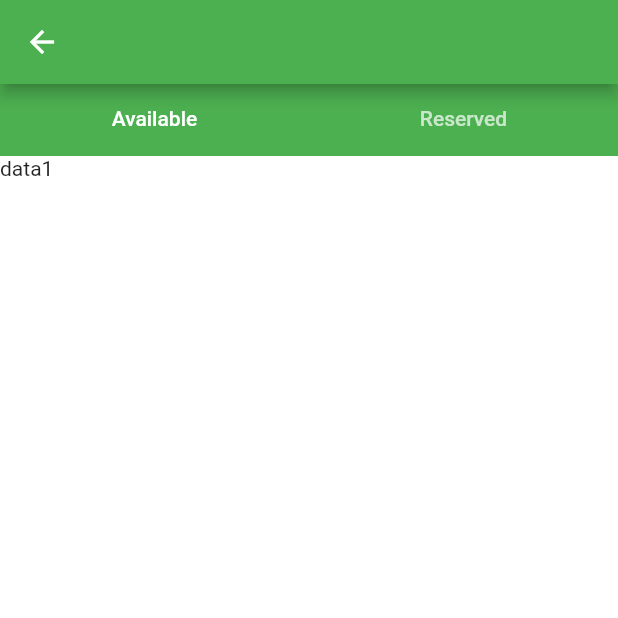
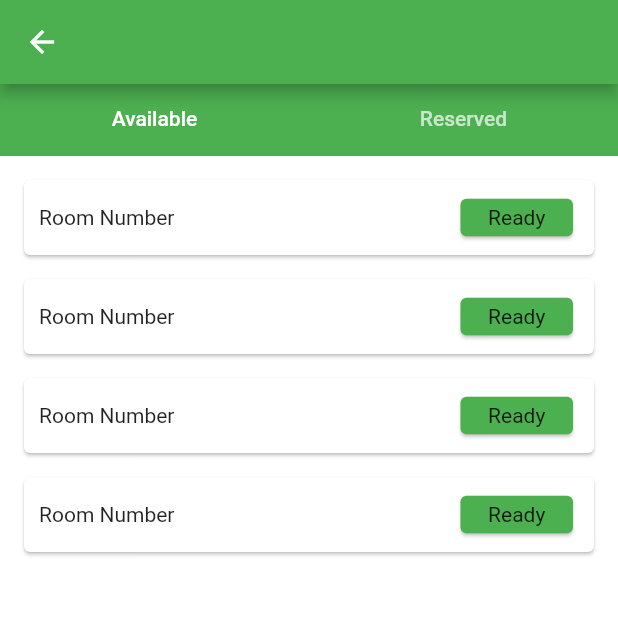
Before and after one commit to pbpeam/BAAC-Reservation, a Flutter app: the RoomCalendar screen opened directly, on a phone screen of 412 x 824 dp, the top half of it. Run offline on Flutter 3.47's test engine with Material 2 defaults, Android fonts, the phone set to English and light mode, and no system bars; our stand-ins replace table_calendar.

Commit message:
Edit the Room Card

```diff
--- a/baac_reservation/lib/screen/roomCalendar.dart
+++ b/baac_reservation/lib/screen/roomCalendar.dart
@@ -1,4 +1,6 @@
+import 'package:baac_reservation/widgets/reservedRoom.dart';
 import 'package:flutter/material.dart';
+import 'package:baac_reservation/widgets/roomCard.dart';
 
 class RoomCalendar extends StatefulWidget {
   RoomCalendar({Key key}) : super(key: key);
@@ -32,9 +34,21 @@ class _RoomCalendarState extends State<RoomCalendar> {
 
             Expanded(
               child: TabBarView(
+
                 children: [
-                  Text('data1'),
-                  Text('data2'),
+                  ListView.builder(
+                    itemCount: 4,
+                    itemBuilder: (BuildContext context, int index) {
+                      return RoomCard();
+                    },
+                  ),
+
+                  ListView.builder(
+                    itemCount: 4,
+                    itemBuilder: (BuildContext context, int index) {
+                      return ReservedRoom();
+                    },
+                  ),
                 ]
               ),
             )
--- a/baac_reservation/lib/screen/roomList.dart
+++ b/baac_reservation/lib/screen/roomList.dart
@@ -1,5 +1,5 @@
-import 'package:baac_reservation/widgets/customRoom.dart';
 import 'package:flutter/material.dart';
+import 'package:baac_reservation/widgets/roomCard.dart';
 
 class RoomList extends StatefulWidget {
   RoomList({Key key}) : super(key: key);
@@ -20,7 +20,7 @@ class _RoomListState extends State<RoomList> {
         ListView.builder(
         itemCount: 4,
         itemBuilder: (BuildContext context, int index) {
-          return CustomRoom();
+          return RoomCard();
         },
 
       ),
--- /dev/null
+++ b/baac_reservation/lib/widgets/RoomStatus/freeRoom.dart
@@ -0,0 +1,30 @@
+import 'package:flutter/material.dart';
+
+class FreeRoom extends StatefulWidget {
+  FreeRoom({Key key}) : super(key: key);
+
+  @override
+  _FreeRoomState createState() => _FreeRoomState();
+}
+
+class _FreeRoomState extends State<FreeRoom> {
+  @override
+  Widget build(BuildContext context) {
+    return Card(
+      color: Colors.green,
+
+      child: Container(
+      width: 75,
+      height: 25,
+
+        child: Row(
+          mainAxisAlignment: MainAxisAlignment.center,
+
+          children: <Widget>[
+            Text('Ready'),
+          ],
+        ),
+      )
+    );
+  }
+}
--- /dev/null
+++ b/baac_reservation/lib/widgets/roomCard.dart
@@ -0,0 +1,38 @@
+
+import 'package:baac_reservation/widgets/RoomStatus/freeRoom.dart';
+import 'package:flutter/material.dart';
+
+class RoomCard extends StatefulWidget {
+  RoomCard({Key key}) : super(key: key);
+
+  @override
+  _RoomCardState createState() => _RoomCardState();
+}
+
+class _RoomCardState extends State<RoomCard> {
+  @override
+  Widget build(BuildContext context) {
+    return Card(
+      // padding: EdgeInsets.all(5),
+      margin: EdgeInsets.fromLTRB(16, 16, 16, 0),
+
+      child: Container(
+        margin: EdgeInsets.fromLTRB(10, 0, 10, 0),
+        width: 100,
+        height: 50,
+
+        // color: Colors.amber,
+
+        child: Row(
+          mainAxisAlignment: MainAxisAlignment.spaceBetween,
+
+          children: <Widget>[
+            Text('Room Number'),
+            FreeRoom(),
+          ],
+        ),
+      ),
+
+    );
+  }
+}
```
Also changed, not shown: baac_reservation/lib/screen/homePage.dart (+5 -4 lines), baac_reservation/lib/widgets/RoomStatus/reserved.dart (renamed from baac_reservation/lib/widgets/roomStatus.dart, +6 -6 lines), baac_reservation/lib/widgets/reservedRoom.dart (renamed from baac_reservation/lib/widgets/customRoom.dart, +6 -6 lines).
